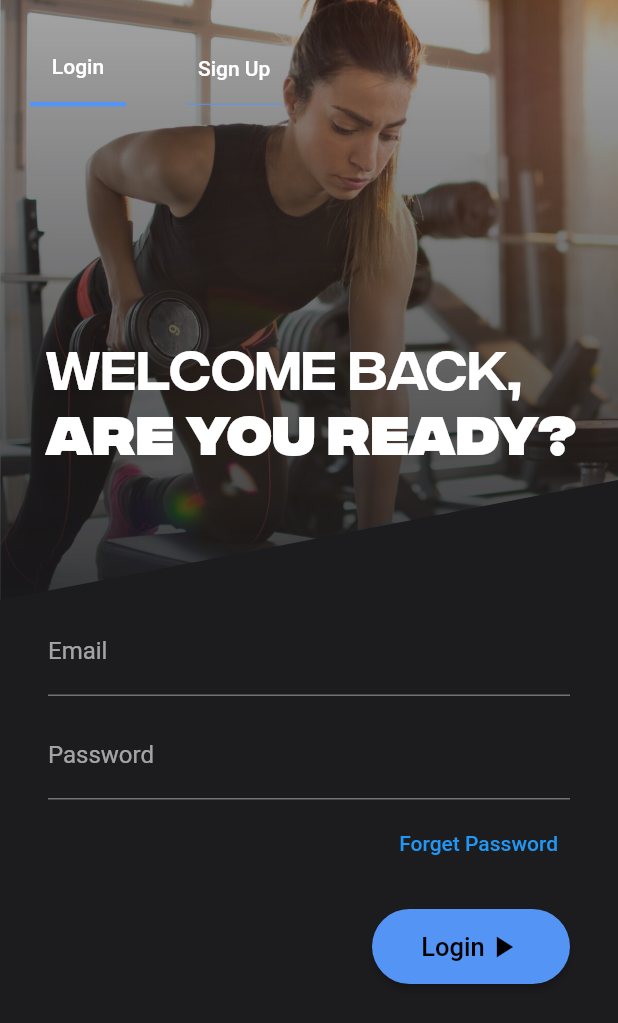
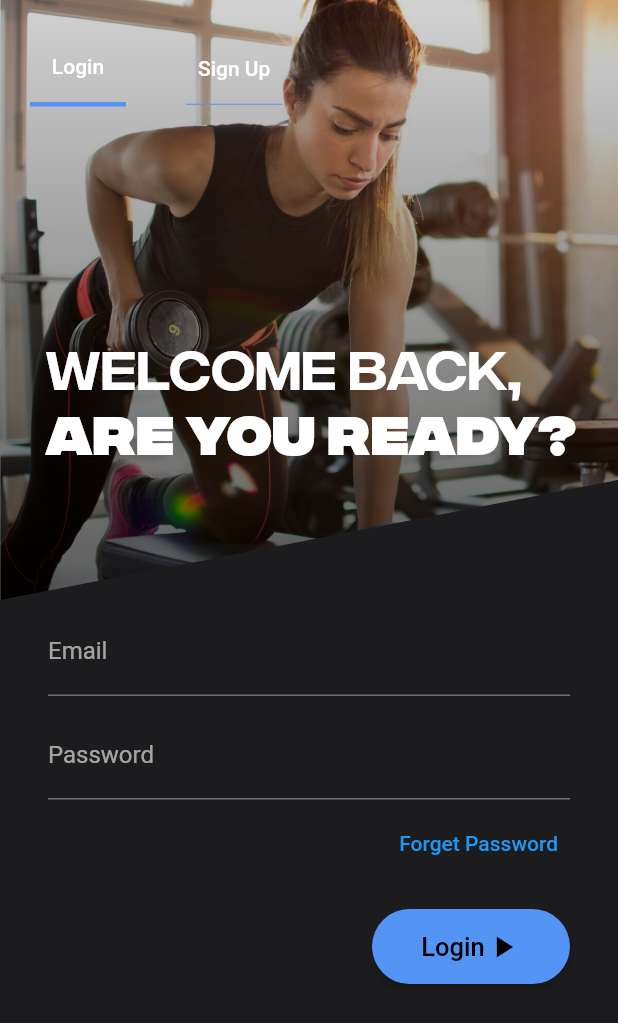
Before and after one commit to RojinTemell/gym_app, a Flutter app: the LoginPage screen opened directly, on a phone screen of 412 x 824 dp. Shown: the top 1023 px of the screen. Run offline on Flutter 3.47's test engine with Material 2 defaults, Android fonts, the phone set to English and light mode, and no system bars.

Commit message:
refactor: add widgets to pages and card widget

```diff
--- a/lib/feature/login_page.dart
+++ b/lib/feature/login_page.dart
@@ -5,6 +5,7 @@ import 'package:gym_app/product/enums/font_sizes.dart';
 import 'package:gym_app/product/enums/font_weight.dart';
 import 'package:gym_app/product/enums/image_enums.dart';
 import 'package:gym_app/product/enums/text_field_type.dart';
+import 'package:gym_app/product/widgets/image_shadow_widget.dart';
 import 'package:gym_app/product/widgets/text_button_widget.dart';
 import 'package:gym_app/product/widgets/text_input_widget.dart';
 import 'package:gym_app/product/widgets/title_widget.dart';
@@ -36,21 +37,10 @@ class _LoginPage extends State<LoginPage> {
         children: [
           Stack(
             children: [
-              ShaderMask(
-                shaderCallback: (rect) {
-                  return const LinearGradient(
-                    begin: Alignment.topCenter,
-                    end: Alignment.bottomCenter,
-                    colors: [
-                      Color.fromARGB(154, 0, 0, 0),
-                      Color.fromARGB(32, 0, 0, 0)
-                    ],
-                  ).createShader(Rect.fromLTRB(0, 0, rect.width, rect.height));
-                },
-                blendMode: BlendMode.dstIn,
-                child: ClipPath(
+              ClipPath(
                   clipper: BackgroundClipper(),
-                  child: SizedBox(
+                  child: ImageShadowComponent(
+                    widget: SizedBox(
                       width: double.infinity,
                       height: imageHeight,
                       child: Image.asset(
@@ -58,8 +48,7 @@ class _LoginPage extends State<LoginPage> {
                         fit: BoxFit.cover,
                       ),
                     ),
-                ),
-              ),
+                  )),
               Column(
                 crossAxisAlignment: CrossAxisAlignment.start,
                 children: [
```
Also changed, not shown: lib/feature/secondPages/second_page1.dart (+9 -6 lines), lib/feature/secondPages/second_page2.dart (+9 -6 lines), lib/feature/secondPages/second_page3.dart (+9 -6 lines), lib/product/widgets/card_widget.dart (+7 -4 lines). Lines whose indentation alone changed are shown as unchanged.
